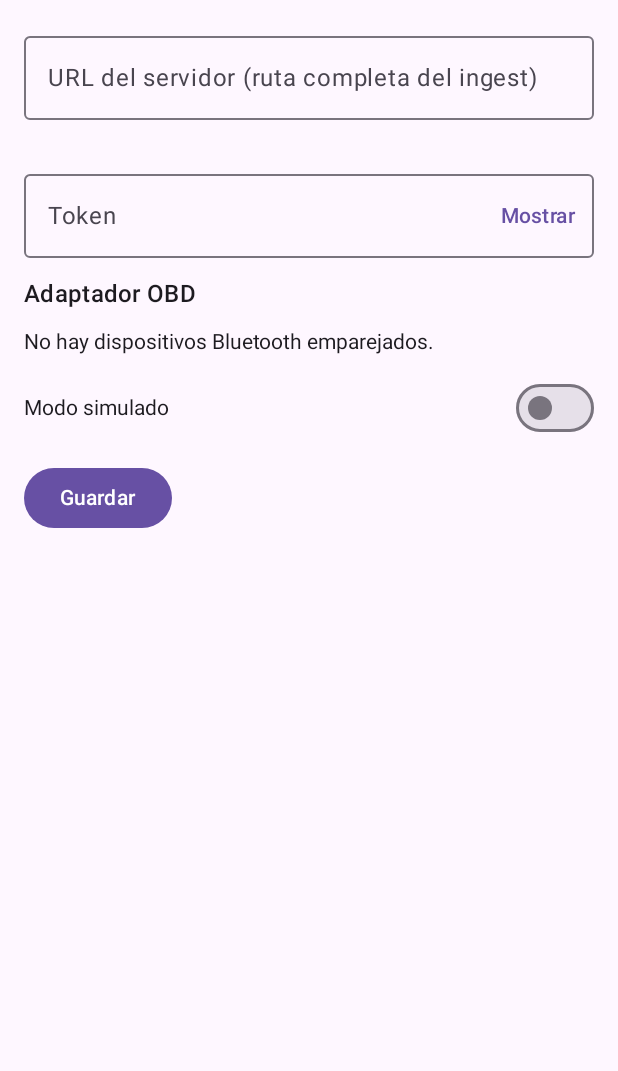
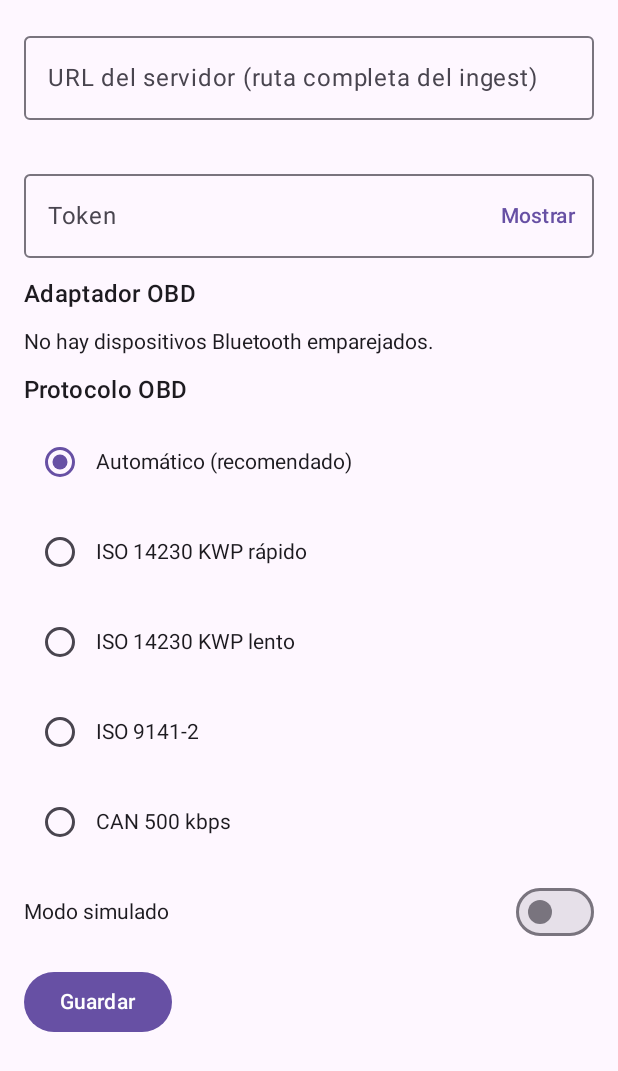
Before and after one commit to vggm/car-tracer, an Android app built with Jetpack Compose: the composable SettingsScreen shown on its own in the app's theme, on a phone screen of 412 x 824 dp. Shown: the top 1071 px of the screen. Run offline under Robolectric (Android 15) with nearby library versions, the phone set to English and light mode, and no system bars; our stand-ins replace Room's generated code.

Commit message:
feat: ✨ add obd protocol picker to settings

```diff
--- a/android/app/src/main/java/dev/lnk/cartrace/ui/SettingsScreen.kt
+++ b/android/app/src/main/java/dev/lnk/cartrace/ui/SettingsScreen.kt
@@ -45,6 +45,14 @@ private data class Bonded(val name: String, val address: String, val paired: Boo
     val label get() = if (paired) "$name ($address)" else "$address (no emparejado)"
 }
 
+private val PROTOCOLS = listOf(
+    "Automático (recomendado)" to "0",
+    "ISO 14230 KWP rápido" to "5",
+    "ISO 14230 KWP lento" to "4",
+    "ISO 9141-2" to "3",
+    "CAN 500 kbps" to "6",
+)
+
 @SuppressLint("MissingPermission")
 private fun bondedDevices(ctx: Context): List<Bonded>? {
     if (ctx.checkSelfPermission(Manifest.permission.BLUETOOTH_CONNECT) != PackageManager.PERMISSION_GRANTED) return null
@@ -64,6 +72,7 @@ fun SettingsScreen() {
     var token by rememberSaveable { mutableStateOf(settings.token) }
     var showToken by rememberSaveable { mutableStateOf(false) }
     var adapter by rememberSaveable { mutableStateOf(settings.adapterAddress) }
+    var protocol by rememberSaveable { mutableStateOf(settings.obdProtocol) }
     var simulated by rememberSaveable { mutableStateOf(settings.simulated) }
     var urlError by rememberSaveable { mutableStateOf(false) }
     var saved by remember { mutableStateOf(false) }
@@ -122,6 +131,16 @@ fun SettingsScreen() {
                 }
             }
         }
+        Text("Protocolo OBD", style = MaterialTheme.typography.titleMedium)
+        PROTOCOLS.forEach { (label, value) ->
+            Row(
+                Modifier.fillMaxWidth().selectable(selected = protocol == value, onClick = { protocol = value; saved = false }),
+                verticalAlignment = Alignment.CenterVertically,
+            ) {
+                RadioButton(selected = protocol == value, onClick = { protocol = value; saved = false })
+                Text(label)
+            }
+        }
         Row(Modifier.fillMaxWidth(), verticalAlignment = Alignment.CenterVertically, horizontalArrangement = Arrangement.SpaceBetween) {
             Text("Modo simulado")
             Switch(checked = simulated, onCheckedChange = { simulated = it; saved = false })
@@ -133,6 +152,7 @@ fun SettingsScreen() {
                 settings.serverUrl = url.trim()
                 settings.token = token.trim()
                 settings.adapterAddress = adapter
+                settings.obdProtocol = protocol
                 settings.simulated = simulated
                 saved = true
             }
```
